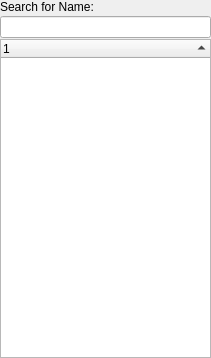
Old version of the form retroshare-gui/src/gui/common/FriendSelectionWidget.ui in the repository RetroShare/RetroShare.
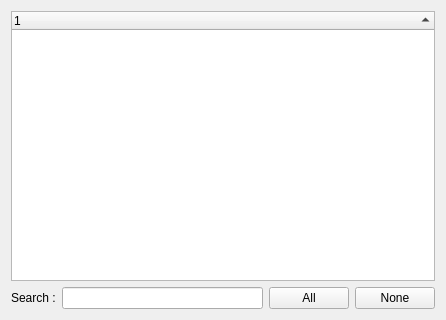
New version of the form. Custom widgets are drawn as their Qt base class.

Commit message: - Added a drop-down item to allow removing unused keys, in the Network dialog. - added key removal method in OpenPGP-SDK - improved FriendSelectionDialog/Widget to enable select all/none keys, and show non friend keys - added safe key removal method in PGPHandler. Removed keys from other locations will not cause errors. - added backup system to public keyring, impossibility to remove public parts of owned secret keys, etc.

Patch:
```diff
--- a/retroshare-gui/src/gui/common/FriendSelectionWidget.ui
+++ b/retroshare-gui/src/gui/common/FriendSelectionWidget.ui
@@ -6,37 +6,11 @@
    <rect>
     <x>0</x>
     <y>0</y>
-    <width>211</width>
-    <height>358</height>
+    <width>446</width>
+    <height>320</height>
    </rect>
   </property>
   <layout class="QVBoxLayout" name="verticalLayout">
-   <property name="spacing">
-    <number>1</number>
-   </property>
-   <property name="margin">
-    <number>0</number>
-   </property>
-   <item>
-    <layout class="QGridLayout" name="gridLayout">
-     <property name="horizontalSpacing">
-      <number>0</number>
-     </property>
-     <property name="verticalSpacing">
-      <number>2</number>
-     </property>
-     <item row="0" column="0" colspan="2">
-      <widget class="QLabel" name="filterLabel">
-       <property name="text">
-        <string>Search for Name:</string>
-       </property>
-      </widget>
-     </item>
-     <item row="1" column="0">
-      <widget class="LineEditClear" name="filterLineEdit"/>
-     </item>
-    </layout>
-   </item>
    <item>
     <widget class="QTreeWidget" name="friendList">
      <property name="minimumSize">
@@ -67,6 +41,34 @@
      </column>
     </widget>
    </item>
+   <item>
+    <layout class="QHBoxLayout" name="horizontalLayout">
+     <item>
+      <widget class="QLabel" name="filterLabel">
+       <property name="text">
+        <string>Search :</string>
+       </property>
+      </widget>
+     </item>
+     <item>
+      <widget class="LineEditClear" name="filterLineEdit"/>
+     </item>
+     <item>
+      <widget class="QPushButton" name="selectAll_PB">
+       <property name="text">
+        <string>All</string>
+       </property>
+      </widget>
+     </item>
+     <item>
+      <widget class="QPushButton" name="deselectAll_PB">
+       <property name="text">
+        <string>None</string>
+       </property>
+      </widget>
+     </item>
+    </layout>
+   </item>
   </layout>
  </widget>
  <customwidgets>
```
The commit also changes 16 other files.
